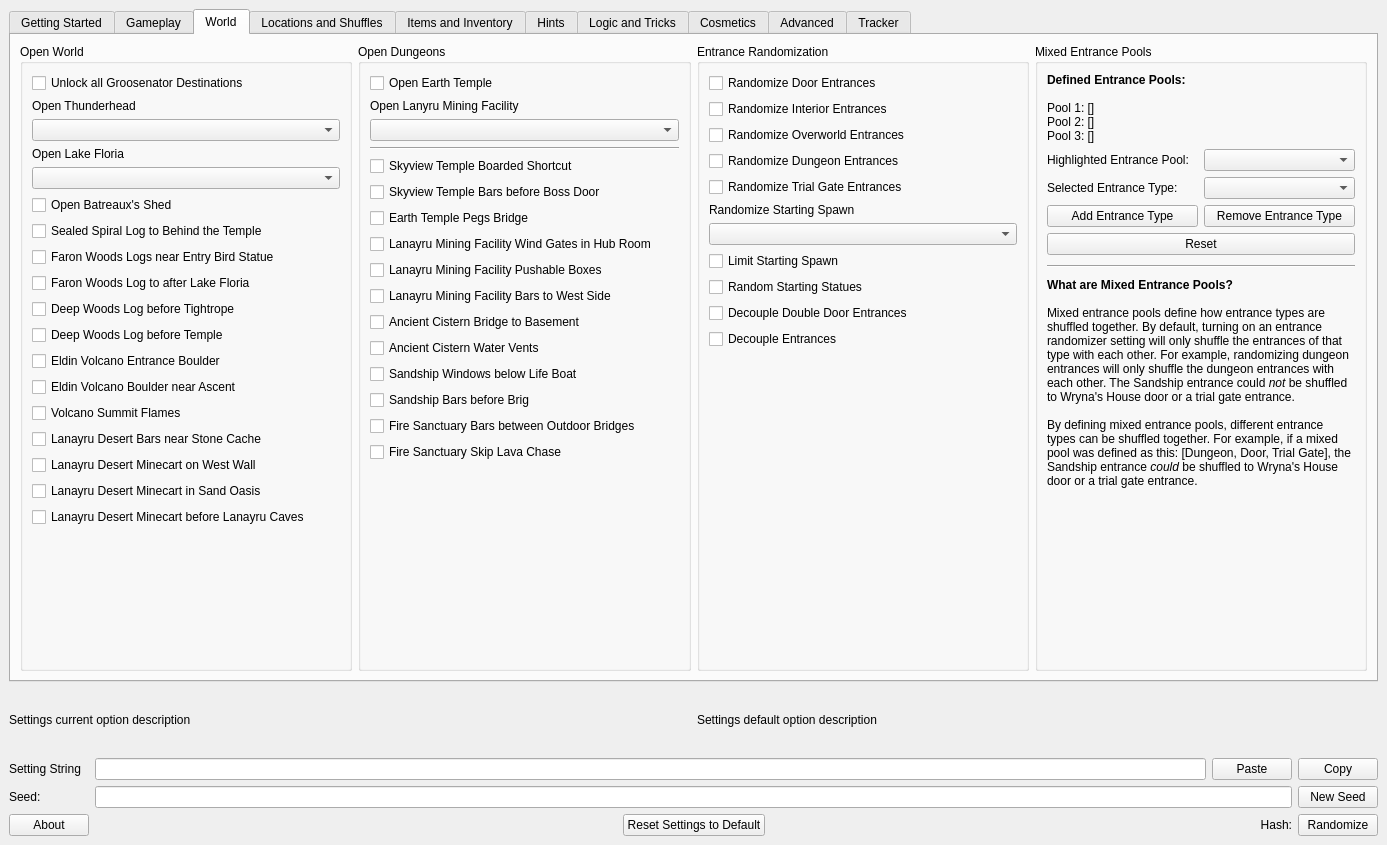
Above: gui/ui/main.ui from mint-choc-chip-skyblade/sshd-rando before the change. Below: the same form after it.
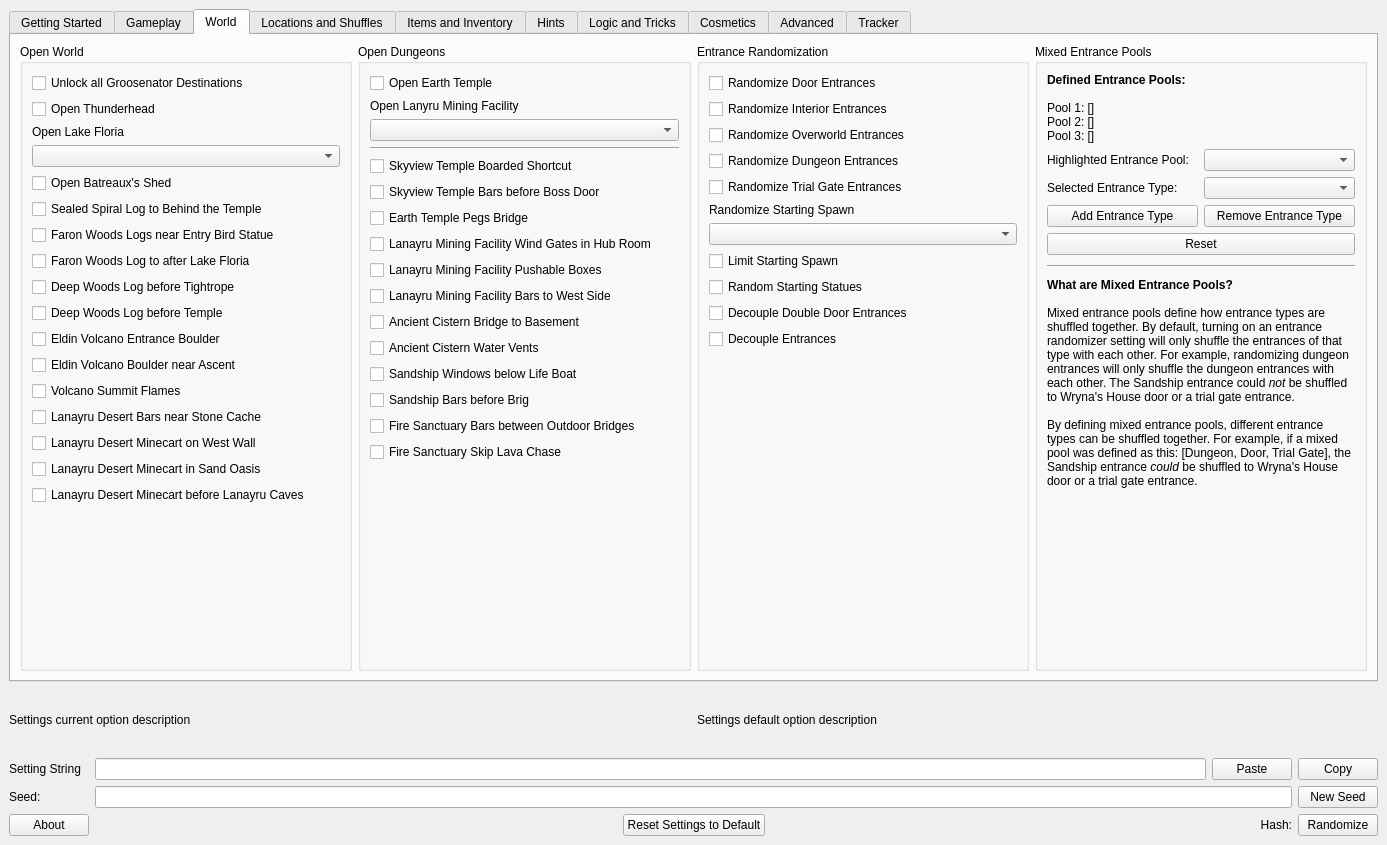
That is the form after the change. The open tabs and pages were chosen to show the change. Custom widgets are drawn as their Qt base class.

Commit message: Require Goddess's Harp to open The Thunderhead

Diff of the .ui file:
```diff
--- a/gui/ui/main.ui
+++ b/gui/ui/main.ui
@@ -1041,15 +1041,12 @@
             </widget>
            </item>
            <item>
-            <widget class="QLabel" name="open_thunderhead_label">
+            <widget class="RandoTriStateCheckBox" name="setting_open_thunderhead">
              <property name="text">
               <string>Open Thunderhead</string>
              </property>
             </widget>
            </item>
-           <item>
-            <widget class="QComboBox" name="setting_open_thunderhead"/>
-           </item>
            <item>
             <widget class="QLabel" name="open_lake_floria_label">
              <property name="text">
```
Left out of the diff: 2 changed lines with no effect on the pictures. The commit also changes 19 other files.
